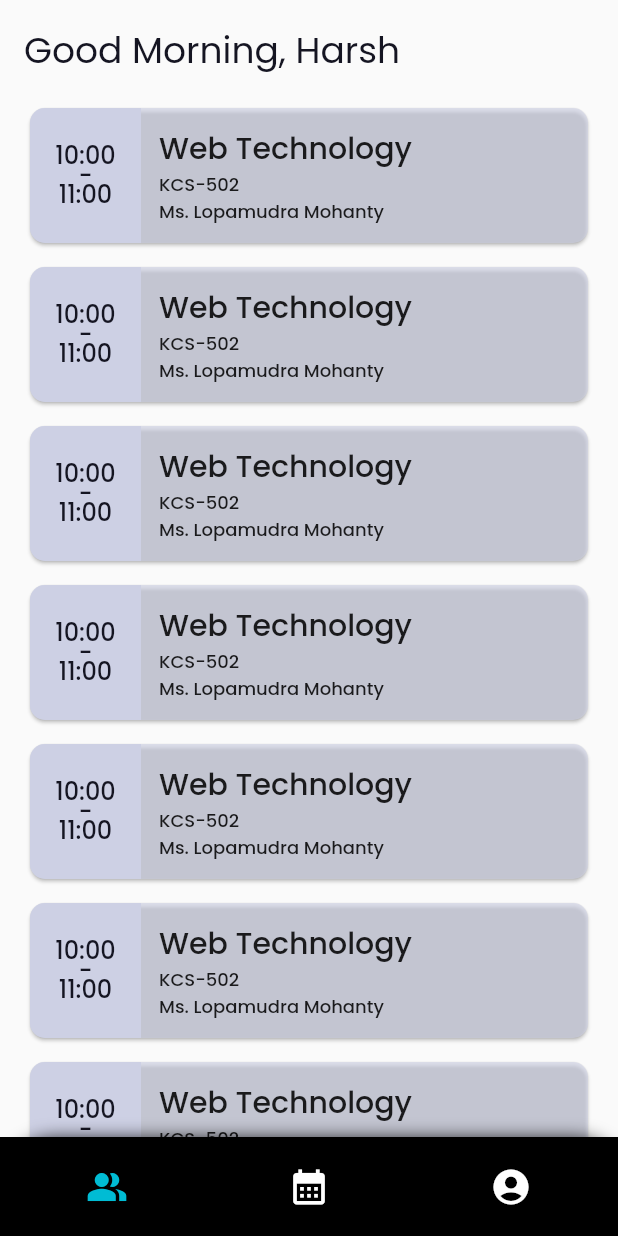
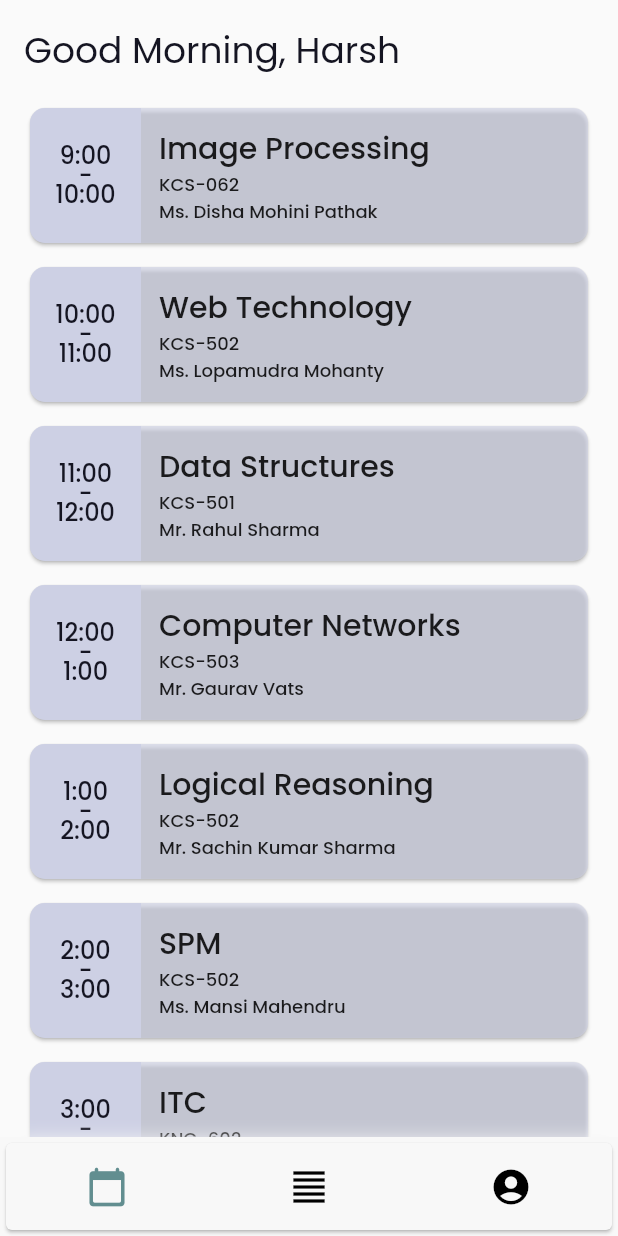
Before and after one commit to TheLameOne/soochi, a Flutter app: the screen it shows after launch, on a phone screen of 412 x 824 dp. Run offline on Flutter 3.47's test engine with Material 2 defaults, Android fonts, the phone set to English and light mode, and no system bars; our stand-ins replace calendar_view, cloud_firestore, firebase_auth, firebase_core, fluttertoast, google_fonts and 1 more; accounts and stored records are empty.

Commit message:
Updated Period Model

```diff
--- a/lib/model/data_model.dart
+++ b/lib/model/data_model.dart
@@ -26,25 +26,46 @@ class DataModel {
 
 class Slot {
   int? id;
-  String? lecture;
-  String? faculty;
-  String? venue;
+  String? subjectName;
+  String? subjectCode;
+  String? facultyName;
+  String? timeStart;
+  String? timeEnd;
+  String? lectureHall;
+  String? lectureBlock;
 
-  Slot({this.id, this.lecture, this.faculty, this.venue});
+  Slot({
+    this.id,
+    this.subjectName,
+    this.subjectCode,
+    this.facultyName,
+    this.timeStart,
+    this.timeEnd,
+    this.lectureHall,
+    this.lectureBlock,
+  });
 
   Slot.fromJson(Map<String, dynamic> json) {
     id = json['id'];
-    lecture = json['lecture'];
-    faculty = json['faculty'];
-    venue = json['venue'];
+    subjectName = json['subjectName'];
+    subjectCode = json['subjectCode'];
+    facultyName = json['facultyName'];
+    timeStart = json['timeStart'];
+    timeEnd = json['timeEnd'];
+    lectureHall = json['lectureHall'];
+    lectureBlock = json['lectureBlock'];
   }
 
   Map<String, dynamic> toJson() {
     final Map<String, dynamic> data = new Map<String, dynamic>();
-    data['id'] = this.id;
-    data['lecture'] = this.lecture;
-    data['faculty'] = this.faculty;
-    data['venue'] = this.venue;
+    data['id'] = id;
+    data['subjectName'] = subjectName;
+    data['subjectCode'] = subjectCode;
+    data['facultyName'] = facultyName;
+    data['timeStart'] = timeStart;
+    data['timeEnd'] = timeEnd;
+    data['lectureHall'] = lectureHall;
+    data['lectureBlock'] = lectureBlock;
     return data;
   }
 }
--- a/lib/presentation/SplashPage.dart
+++ b/lib/presentation/SplashPage.dart
@@ -30,20 +30,25 @@ class _SplashPageState extends State<SplashPage> {
     return Container(
       decoration: const BoxDecoration(
           borderRadius: BorderRadius.only(
-              topLeft: Radius.circular(32), topRight: Radius.circular(32)),
-          color: Colors.black,
+              topLeft: Radius.circular(16), topRight: Radius.circular(16)),
+          color: Styles.bottomNavbar,
           boxShadow: [
-            BoxShadow(color: Colors.black, blurRadius: 10, offset: Offset(4, 2))
+            BoxShadow(
+                color: Styles.bottomNavbar,
+                blurRadius: 10,
+                offset: Offset(4, 2))
           ]),
       child: Card(
-        color: Colors.black,
+        color: Styles.bottomNavbar,
         child: Row(
           mainAxisAlignment: MainAxisAlignment.spaceAround,
           children: <Widget>[
             _getBottomBarItem(
-                index: 0, icontab: Icons.people_alt, text: "Attendance"),
+                index: 0,
+                icontab: Icons.calendar_today_rounded,
+                text: "Attendance"),
             _getBottomBarItem(
-                index: 1, icontab: Icons.calendar_month, text: "Home"),
+                index: 1, icontab: Icons.format_align_justify, text: "Home"),
             _getBottomBarItem(
                 index: 2, icontab: Icons.account_circle, text: "Profile"),
           ],
@@ -80,8 +85,9 @@ class _SplashPageState extends State<SplashPage> {
                   mainAxisAlignment: MainAxisAlignment.spaceBetween,
                   children: [
                     Icon(icontab,
-                        color:
-                            currentPage == index ? Colors.cyan : Colors.white,
+                        color: currentPage == index
+                            ? Styles.navbarIcons
+                            : Colors.black,
                         size: (28)),
                     // (currentPage == index) ? Container(margin:const EdgeInsets.only(left: 8) ,child: CustomText.smalltext(text)) : const Text('')
                   ],
@@ -99,7 +105,7 @@ class _SplashPageState extends State<SplashPage> {
     return SafeArea(
       child: Scaffold(
         bottomNavigationBar: _getBottomBar(),
-        backgroundColor: Colors.black,
+        backgroundColor: Styles.bottomNavbar,
         body: Column(
           crossAxisAlignment: CrossAxisAlignment.start,
           children: <Widget>[Expanded(child: _getBody())],
--- a/lib/presentation/TabPages/Home.dart
+++ b/lib/presentation/TabPages/Home.dart
@@ -58,6 +58,18 @@ class _HomeState extends State<Home> {
                         for (int i = 0; i < items[j].slot!.length; i++)
                           // Custom Card
                           PeriodCard(
+                            facultyName:
+                                items[j].slot![i].facultyName.toString(),
+                            subjectCode:
+                                items[j].slot![i].subjectCode.toString(),
+                            subjectName:
+                                items[j].slot![i].subjectName.toString(),
+                            timeStart: items[j].slot![i].timeStart.toString(),
+                            timeEnd: items[j].slot![i].timeEnd.toString(),
+                            lectureHall:
+                                items[j].slot![i].lectureHall.toString(),
+                            lectureBlock:
+                                items[j].slot![i].lectureBlock.toString(),
                             onTap: () {},
                             color:
                                 colorList[Random().nextInt(colorList.length)],
--- a/lib/presentation/custom/PeriodCard.dart
+++ b/lib/presentation/custom/PeriodCard.dart
@@ -6,7 +6,8 @@ class PeriodCard extends StatelessWidget {
   final String subjectName;
   final String subjectCode;
   final String facultyName;
-  final String time;
+  final String timeStart;
+  final String timeEnd;
   final String lectureHall;
   final String lectureBlock;
   final Color color;
@@ -16,7 +17,8 @@ class PeriodCard extends StatelessWidget {
       {this.subjectName = "Web Technology",
       this.subjectCode = "KCS-502",
       this.facultyName = "Ms. Lopamudra Mohanty",
-      this.time = "10:00 - 11:00",
+      this.timeStart = "10:00",
+      this.timeEnd = "11:00",
       this.lectureHall = "LT 60",
       this.lectureBlock = "KC block",
       this.color = Styles.blueCard,
@@ -53,7 +55,7 @@ class PeriodCard extends StatelessWidget {
                           SizedBox(
                             height: 6,
                           ),
-                          Text("10:00",
+                          Text(timeStart,
                               style: GoogleFonts.poppins(
                                 fontSize: 16,
                                 fontWeight: FontWeight.w500,
@@ -67,7 +69,7 @@ class PeriodCard extends StatelessWidget {
                                 color: Styles.timeColor,
                                 height: 0.8,
                               )),
-                          Text("11:00",
+                          Text(timeEnd,
                               style: GoogleFonts.poppins(
                                 fontSize: 16,
                                 fontWeight: FontWeight.w500,
--- a/lib/utils/styles.dart
+++ b/lib/utils/styles.dart
@@ -12,4 +12,7 @@ abstract class Styles {
   static const Color textColorLight = Color.fromRGBO(63, 60, 60, 1);
   // 21 21 34
   static const Color timeColor = Color.fromRGBO(21, 21, 34, 1);
+  static const Color bottomNavbar = Color.fromRGBO(248, 248, 248, 1);
+  static const Color navbarIcons = Color.fromRGBO(98, 142, 144, 1);
+  // rgb(98, 142, 144)
 }
--- a/pubspec.yaml
+++ b/pubspec.yaml
@@ -31,12 +31,14 @@ dependencies:
   cloud_firestore: ^3.1.11
   cupertino_icons: ^1.0.2
   event: ^2.1.2
+  expandable: ^5.0.1
   firebase_auth: ^3.3.13
   firebase_core: ^1.14.0
   flutter:
     sdk: flutter
   fluttertoast: ^8.0.9
   google_fonts: ^2.3.1
+
   percent_indicator: ^4.2.2
 
 dev_dependencies:
```
Also changed, not shown: json/data.json (+68 -35 lines), lib/presentation/TabPages/Profile.dart (+10 -1 lines), lib/presentation/custom/AttendanceCard.dart (+6 -5 lines), pubspec.lock.
